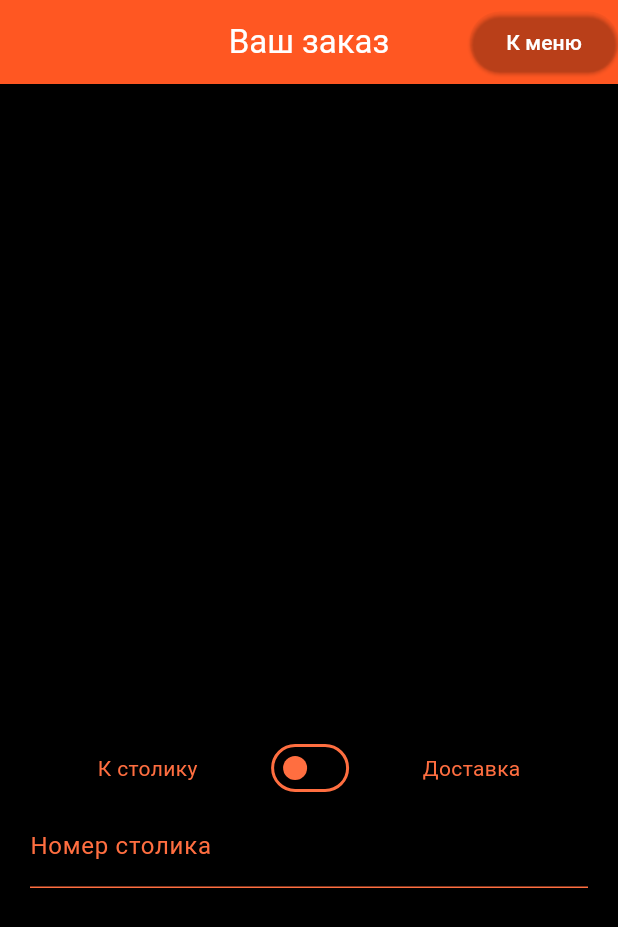
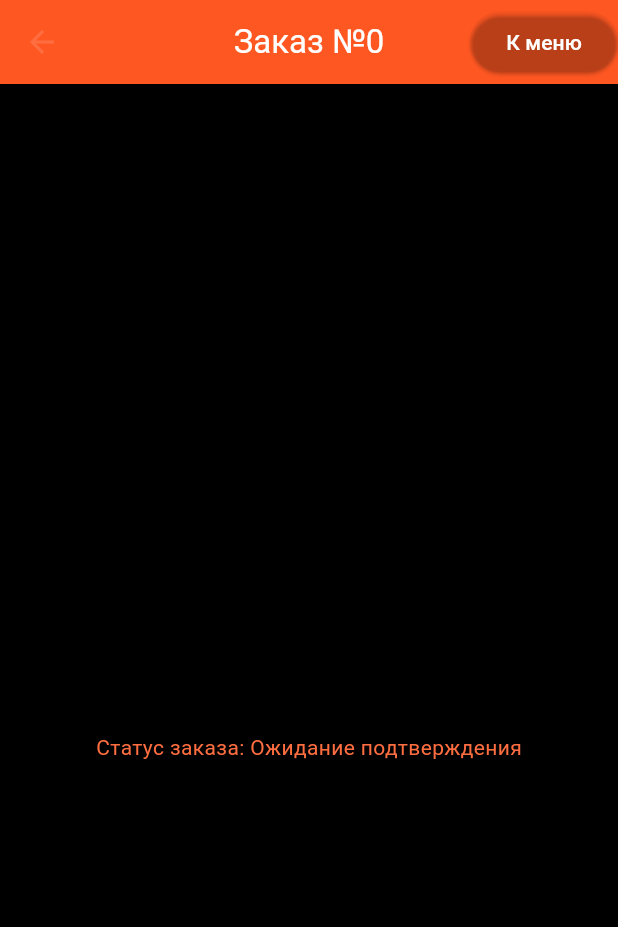
Before and after one commit to danyasedoy/restaurant_mobile, a Flutter app: the OrderScreen screen opened directly with empty values, on a phone screen of 412 x 824 dp. Shown: the top 927 px of the screen. Run offline on Flutter 3.47's test engine with Material 3 defaults, Android fonts, the light colour scheme and no system bars; our stand-ins replace shared_preferences; accounts and stored records are empty.

Commit message:
waiter logic (partly) order status change minor fixes

```diff
--- a/app/lib/models/entities/product_entity.dart
+++ b/app/lib/models/entities/product_entity.dart
@@ -5,6 +5,12 @@ class ProductEntity {
   int count = 0;
 
   ProductEntity(this.id, this.name, this.price);
+
+  factory ProductEntity.withCount(int id, String name, double price, int count) {
+    var product = ProductEntity(id, name, price);
+    product.count = count;
+    return product;
+  }
 
   ProductEntity.fromJson(Map<String, dynamic> json)
       : id = json['id'],
--- a/app/lib/models/providers/api_provider.dart
+++ b/app/lib/models/providers/api_provider.dart
@@ -46,6 +46,10 @@ class ApiProvider {
     await Future.delayed(const Duration(seconds: 2));
   }
 
+  Future<dynamic> updateOrderStatus(int orderId, String newStatus) async {
+    await Future.delayed(const Duration(seconds: 2));
+  }
+
   Future<dynamic> getUserOrders() async {
     // ждем список заказов пользователя (и старых и активных)
     await Future.delayed(const Duration(seconds: 2));
--- a/app/lib/models/services/enter_service.dart
+++ b/app/lib/models/services/enter_service.dart
@@ -3,7 +3,7 @@ import 'package:app/models/services/abstract_service.dart';
 class EnterService extends AbstractService {
   Future<bool> login(String login, String password) async {
     var response = await apiProvider.login(login, password);
-    await storageProvider.saveUserRoleId(0);
+    await storageProvider.saveUserRoleId(1);
     return true;
   }
 
--- a/app/lib/models/services/orders_list_service.dart
+++ b/app/lib/models/services/orders_list_service.dart
@@ -1,3 +1,4 @@
+import 'package:app/models/entities/product_entity.dart';
 import 'package:app/models/services/abstract_service.dart';
 
 import '../entities/order_entity.dart';
@@ -6,8 +7,8 @@ class OrdersListService extends AbstractService {
   Future<List<OrderEntity>> getOrders() async {
     await apiProvider.getUserOrders();
     return [
-      OrderEntity.existingWithTable(1, DateTime.now(), 5, OrderStatus.confirmed),
-      OrderEntity.existingDelivery(2, DateTime.now(), "Moscow MOSCOW MOSCOW MOSCOW MOSCOW MOSCOW MOSKOW", OrderStatus.delivered)
+      OrderEntity.existingWithTable(1, DateTime.now(), 5, OrderStatus.ready, [ProductEntity.withCount(1, 'Шаварма', 999, 2)]),
+      OrderEntity.existingDelivery(2, DateTime.now(), "Moscow MOSCOW MOSCOW MOSCOW MOSCOW MOSCOW MOSKOW", OrderStatus.delivery_taken, [ProductEntity.withCount(1, 'Шаварма', 999, 1), ProductEntity.withCount(2, 'Шмара', 929, 6)])
     ];
   }
 }
--- a/app/lib/viewmodels/order_viewmodel.dart
+++ b/app/lib/viewmodels/order_viewmodel.dart
@@ -6,6 +6,7 @@ import 'package:flutter/material.dart';
 
 class OrderScreenState {
   OrderEntity? order;
+  int? roleId;
   String message = "";
 }
 
@@ -13,6 +14,14 @@ class OrderViewModel extends AbstractViewModel with ChangeNotifier {
   final state = OrderScreenState();
   @override
   final OrderService service = OrderService();
+
+  OrderViewModel() {
+    fetchRoleId();
+  }
+
+  Future<void> fetchRoleId() async {
+    state.roleId = await service.getRoleId();
+  }
 
   Future<List<ProductEntity>> fetchProducts() async {
     await loadOrder();
@@ -29,7 +38,9 @@ class OrderViewModel extends AbstractViewModel with ChangeNotifier {
 
   Future<void> loadOrder() async{
     state.order = await service.getOrder();
-    notifyListeners();
+    if (state.order != null) {
+      notifyListeners();
+    }
   }
 
   addProductToOrder(ProductEntity product) {
@@ -57,4 +68,8 @@ class OrderViewModel extends AbstractViewModel with ChangeNotifier {
     await service.proceedOrder(order);
   }
 
+  Future<void> updateOrderStatus(OrderEntity order, OrderStatus newStatus) async {
+    await service.updateOrderStatus(order, newStatus);
+  }
+
 }
--- a/app/lib/viewmodels/orders_list_viewmodel.dart
+++ b/app/lib/viewmodels/orders_list_viewmodel.dart
@@ -7,8 +7,11 @@ import 'package:flutter/material.dart';
 class OrdersListViewModel extends AbstractViewModel with ChangeNotifier {
   @override
   final OrdersListService service = OrdersListService();
+  late final bool isClient;
 
   Future<List<OrderEntity>> fetchOrders() async {
+    isClient = await service.getRoleId() == 0;
     return await service.getOrders();
   }
+
 }
--- a/app/lib/views/enter screen/auth_screen.dart
+++ b/app/lib/views/enter screen/auth_screen.dart
@@ -137,10 +137,6 @@ class AuthScreen extends StatelessWidget {
                             )
                         ),
                       ),
-                      TextButton(onPressed: viewModel.isValidated(isForAuth: true) ? ()=>{} : null,
-                          child: const Text('Войти как официант')),
-                      TextButton(onPressed: viewModel.isValidated(isForAuth: true) ? ()=>{} : null,
-                          child: const Text('Войти как курьер'))
                     ],
                   ),
                 ),
--- a/app/lib/views/main screen/order_screen.dart
+++ b/app/lib/views/main screen/order_screen.dart
@@ -19,10 +19,95 @@ class _OrderScreenState extends State<OrderScreen> {
 
   @override
   Widget build(BuildContext context) {
+    if (widget.order.id != null) {
+      return ChangeNotifierProvider(
+          create: (context) => OrderViewModel(),
+          child: Consumer<OrderViewModel>(
+              builder: (context, viewModel, child) {
+                return Scaffold(
+                  appBar: AppBar(
+                    title: Text(
+                      "Заказ №${widget.order.id}",
+                      style: const TextStyle(
+                          color: Colors.white
+                      ),
+                    ),
+                    actions: [
+                      ElevatedButton(
+                        onPressed: () => {
+                          Navigator.of(context).pop()
+                        },
+                        style: ButtonStyle(
+                            backgroundColor: WidgetStateProperty.all(Colors.transparent)
+                        ),
+                        child: const Text("К меню",
+                          style: TextStyle(
+                              color: Colors.white
+                          ),
+                        ),
+                      )
+                    ],
+                    centerTitle: true,
+                    backgroundColor: Colors.deepOrange,
+                  ),
+                  body: SingleChildScrollView(
+                    child: Padding(
+                      padding: const EdgeInsets.all(20.0),
+                      child: Column(
+                        children: [
+                          SizedBox(
+                            height: MediaQuery.of(context).size.height/ 2,
+                            child: ListView.separated(
+                              itemBuilder: (context, index) {
+                                final product = widget.order.products[index];
+                                return ListTile(
+                                  title: Text(product.name),
+                                  trailing: Text('${product.price} руб.'),
+                                  subtitle: Text("${product.count}"),
+                                );
+                              },
+                              separatorBuilder:(context, index) => const Divider(),
+                              itemCount: widget.order.products.length
+                            ),
+                          ),
+                          if (widget.order.status != OrderStatus.ready && widget.order.status != OrderStatus.delivery_taken)
+                            Text("Статус заказа: ${widget.order.status.statusString}", )
+                          else if (widget.order.tableNum != null)
+                            ElevatedButton(
+                              onPressed: ()=>{
+                                viewModel.updateOrderStatus(widget.order, OrderStatus.served),
+                                Navigator.of(context).pop()
+                              },
+                              style: ButtonStyle(
+                                backgroundColor: WidgetStateProperty.all(Colors.deepOrange),
+                              ),
+                              child: const Text("Заказ обслужен", style: TextStyle(color: Colors.white),)
+                            )
+                          else
+                            ElevatedButton(
+                              onPressed: ()=>{
+                                viewModel.updateOrderStatus(widget.order, OrderStatus.delivery_served),
+                                Navigator.of(context).pop()
+                              },
+                              style: ButtonStyle(
+                                backgroundColor: WidgetStateProperty.all(Colors.deepOrange),
+                              ),
+                              child: const Text("Заказ доставлен", style: TextStyle(color: Colors.white),)
+                            ),
+                        ],
+                      ),
+                    ),
+                  ),
+                );
+              }
+          )
+      );
+    }
     return ChangeNotifierProvider(
       create: (context) => OrderViewModel(),
       child: Consumer<OrderViewModel>(
         builder: (context, viewModel, child) {
+          int? roleId;
           return Scaffold(
             appBar: AppBar(
               title: const Text(
@@ -35,7 +120,7 @@ class _OrderScreenState extends State<OrderScreen> {
                 ElevatedButton(
                   onPressed: () => {
                     viewModel.saveOrder(order: widget.order),
-                    Navigator.pushReplacementNamed(context, '/main')
+                    Navigator.of(context).pop()
                   },
                   style: ButtonStyle(
                     backgroundColor: WidgetStateProperty.all(Colors.transparent)
@@ -127,9 +212,10 @@ class _OrderScreenState extends State<OrderScreen> {
                     if (tableNumberController.text.isNotEmpty || addressController.text.isNotEmpty)
                       ElevatedButton(
                       onPressed: ()=>{
+                        roleId = viewModel.state.roleId,
                         viewModel.confirmOrder(widget.order)
                             .then((_) => Navigator.of(context).pushReplacement(
-                            MaterialPageRoute(builder: (context) => const MainScreen(destinationTab: 2,))
+                            MaterialPageRoute(builder: (context) => MainScreen(destinationTab: 2, roleId: roleId,))
                         )
                         )
                       },
--- a/app/lib/views/main screen/orders_screen.dart
+++ b/app/lib/views/main screen/orders_screen.dart
@@ -2,6 +2,8 @@ import 'package:app/models/entities/order_entity.dart';
 import 'package:app/viewmodels/orders_list_viewmodel.dart';
 import 'package:flutter/material.dart';
 import 'package:provider/provider.dart';
+
+import 'order_screen.dart';
 
 class OrdersScreen extends StatelessWidget {
   const OrdersScreen({super.key});
@@ -42,6 +44,7 @@ class OrdersScreen extends StatelessWidget {
                             ],
                           )
                         ),
+                        onTap: viewModel.isClient ? null: () {Navigator.of(context).push(MaterialPageRoute(builder: (context) => OrderScreen(order: order)));},
                       );
                     }
                     else {
@@ -58,6 +61,8 @@ class OrdersScreen extends StatelessWidget {
                             ],
                           ),
                         ),
+                        onTap: viewModel.isClient ? null: () {Navigator.of(context).push(MaterialPageRoute(builder: (context) => OrderScreen(order: order))
+                        );},
                       );
                     }
                   }
--- a/app/lib/views/main screen/products_screen.dart
+++ b/app/lib/views/main screen/products_screen.dart
@@ -32,7 +32,7 @@ class ProductsScreen extends StatelessWidget {
                   right: 16.0,
                   child: FloatingActionButton(
                     onPressed: () {
-                      Navigator.of(context).pushReplacement(
+                      Navigator.of(context).push(
                         MaterialPageRoute(builder: (context) => OrderScreen(order: viewModel.state.order!))
                       );
                     },
```
Also changed, not shown: app/lib/models/entities/order_entity.dart (+23 -6 lines), app/lib/models/providers/storage_provider.dart (+10 -5 lines), app/lib/models/services/order_service.dart (+8 -0 lines), app/lib/views/main screen/main_screen.dart (+42 -21 lines), app/lib/views/main screen/shift_screen.dart (added, +10 -0 lines), 1 other file.
